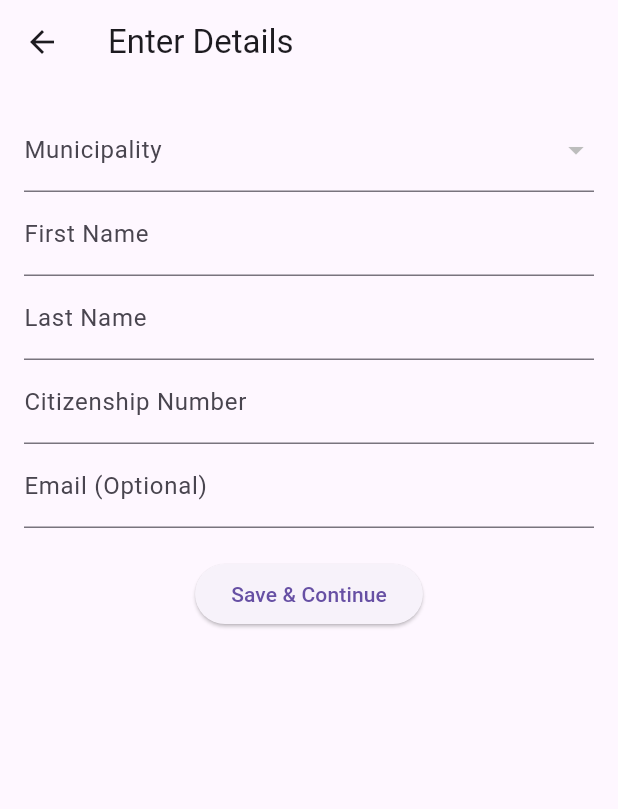
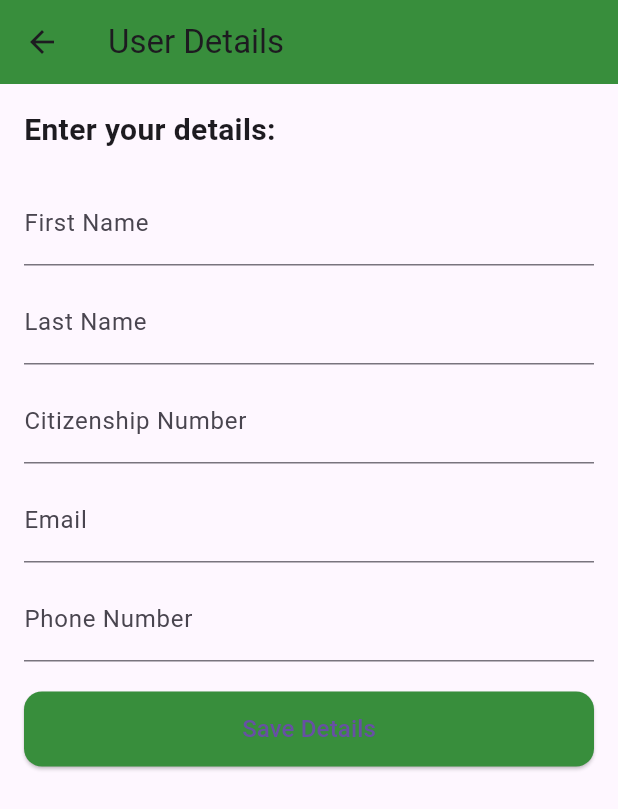
Before and after one commit to CuriousCoder25/_CityLink_legacy, a Flutter app: the UserDetailsScreen screen opened directly with empty values, on a phone screen of 412 x 824 dp. Shown: the top 809 px of the screen. Run offline on Flutter 3.47's test engine with Material 3 defaults, Android fonts, the phone set to English and light mode, and no system bars; our stand-ins replace audioplayers, cloud_firestore, firebase_auth, firebase_core, fluttertoast, geolocator and 6 more; missing offline and left inert: cloudinary, flutter_sound; accounts and stored records are empty.

Commit message:
update user_detial

```diff
--- a/CityLink-main/lib/user_detail.dart
+++ b/CityLink-main/lib/user_detail.dart
@@ -1,146 +1,157 @@
+import 'package:firebase_auth/firebase_auth.dart';
 import 'package:flutter/material.dart';
 import 'package:cloud_firestore/cloud_firestore.dart';
 
 class UserDetailsScreen extends StatefulWidget {
-  const UserDetailsScreen({super.key});
+  final String municipalityId;
+
+  const UserDetailsScreen({super.key, required this.municipalityId});
 
   @override
   _UserDetailsScreenState createState() => _UserDetailsScreenState();
 }
 
 class _UserDetailsScreenState extends State<UserDetailsScreen> {
-  String? _detectedMunicipality;
-  List<String> _municipalityList = [];
-  String? _selectedMunicipality;
   final _formKey = GlobalKey<FormState>();
-  String? _userId; // Hold the userId from arguments
-  String? _firstName, _lastName, _citizenshipNumber, _email, _phoneNumber;
-  bool _isCheckingCitizenship = false;
+  String? _firstName, _lastName, _email, _citizenshipNumber;
+  bool _isSaving = false;
+  TextEditingController _phoneNumberController = TextEditingController();
 
   @override
   void didChangeDependencies() {
     super.didChangeDependencies();
-    // Extract arguments passed from OTP screen
-    final arguments = ModalRoute.of(context)!.settings.arguments as Map<String, dynamic>;
-    _userId = arguments['userId']; // Retrieve userId
-    _phoneNumber = arguments['phoneNumber']; // Retrieve phoneNumber
 
-    // Provide a fallback in case 'detectedMunicipality' is null
-    _detectedMunicipality = arguments['detectedMunicipality'] ?? 'Unknown Municipality'; // Default value
-    _fetchMunicipalities();
+    final arguments =
+    ModalRoute.of(context)!.settings.arguments as Map<String, dynamic>;
+    final String? phoneNumber = arguments['phoneNumber'];
+
+    if (phoneNumber != null) {
+      _phoneNumberController.text = phoneNumber;
+    }
   }
 
-
-  Future<void> _fetchMunicipalities() async {
-    final snapshot = await FirebaseFirestore.instance.collection('Municipalities').get();
-    setState(() {
-      _municipalityList = snapshot.docs.map((doc) => doc.data()['name'] as String).toList();
-
-      // Ensure that the detected municipality exists in the list, or fallback to the first item
-      if (_detectedMunicipality != null && _municipalityList.contains(_detectedMunicipality)) {
-        _selectedMunicipality = _detectedMunicipality;
-      } else {
-        _selectedMunicipality = _municipalityList.isNotEmpty ? _municipalityList.first : null;
+  Future<void> _saveUserDetails() async {
+    if (!_formKey.currentState!.validate()) {
+      return; // Stop if the form is invalid
     }
-    });
-  }
-
-  Future<bool> _isCitizenshipNumberUnique(String citizenshipNumber) async {
-    final querySnapshot = await FirebaseFirestore.instance
-        .collection('Users')
-        .where('citizenship_number', isEqualTo: citizenshipNumber)
-        .get();
-
-    return querySnapshot.docs.isEmpty;
-  }
-Future<void> _saveDetails() async {
-  if (_formKey.currentState!.validate()) {
     _formKey.currentState!.save();
 
-    setState(() {
-      _isCheckingCitizenship = true;
-    });
+    setState(() => _isSaving = true);
 
-    // Check for unique citizenship number
-    bool isUnique = await _isCitizenshipNumberUnique(_citizenshipNumber!);
+    try {
+      // Assuming you have the user's UID
+      final String userId = FirebaseAuth.instance.currentUser!.uid;
 
-    setState(() {
-      _isCheckingCitizenship = false;
-    });
+      final userDetails = {
+        'first_name': _firstName,
+        'last_name': _lastName,
+        'email': _email,
+        'phone_number': _phoneNumberController.text, // Use the phone number controller
+        'citizenship_number': _citizenshipNumber,
+        'created_at': Timestamp.now(),
+      };
 
-    if (!isUnique) {
-      // Show error if the citizenship number already exists
+      // Save user details in the "Users" subcollection under the municipality ID
+      await FirebaseFirestore.instance
+          .collection('Municipalities')
+          .doc(widget.municipalityId) // Use the passed municipality ID
+          .collection('Users')
+          .doc(userId) // Use UID as the document ID
+          .set(userDetails); // Use `set` instead of `add`
+
       ScaffoldMessenger.of(context).showSnackBar(
-        const SnackBar(content: Text('Citizenship number is already in use.')),
+        const SnackBar(content: Text('User details saved successfully!')),
       );
-      return;
-    }
 
-    // Save the user details if the citizenship number is unique
-    await FirebaseFirestore.instance.collection('Users').doc(_userId).set({
-      'name': _firstName,
-      'surname': _lastName,
-      'citizenship_number': _citizenshipNumber,
-      'email': _email,
-      'phone_number': _phoneNumber, // Save the phone number
-      'municipality_id': '1234567', // Fixed municipality ID
-    });
-
-    Navigator.pushReplacementNamed(context, '/dashboard');
+      Navigator.pushReplacementNamed(context, '/dashboard'); // Navigate to the dashboard
+    } catch (e) {
+      ScaffoldMessenger.of(context).showSnackBar(
+        SnackBar(content: Text('Error saving user details: $e')),
+      );
+    } finally {
+      setState(() => _isSaving = false);
     }
   }
 
   @override
   Widget build(BuildContext context) {
     return Scaffold(
-      appBar: AppBar(title: const Text('Enter Details')),
+      appBar: AppBar(
+        title: const Text('User Details'),
+        backgroundColor: Colors.green.shade700,
+      ),
       body: Padding(
         padding: const EdgeInsets.all(16.0),
+        child: SingleChildScrollView(
           child: Form(
             key: _formKey,
             child: Column(
+              crossAxisAlignment: CrossAxisAlignment.start,
               children: [
-              // First Dropdown for Municipality
-              DropdownButtonFormField<String>(
-                value: _selectedMunicipality,
-                items: _municipalityList.map((municipality) {
-                  return DropdownMenuItem(value: municipality, child: Text(municipality));
-                }).toList(),
-                onChanged: (value) {
-                  setState(() {
-                    _selectedMunicipality = value;
-                  });
-                },
-                decoration: const InputDecoration(labelText: 'Municipality'),
+                const Text(
+                  'Enter your details:',
+                  style: TextStyle(fontSize: 20, fontWeight: FontWeight.bold),
                 ),
-
+                const SizedBox(height: 20),
                 TextFormField(
                   decoration: const InputDecoration(labelText: 'First Name'),
                   onSaved: (value) => _firstName = value,
-                validator: (value) => value!.isEmpty ? 'First name is required' : null,
+                  validator: (value) =>
+                  value!.isEmpty ? 'First name is required' : null,
                 ),
+                const SizedBox(height: 10),
                 TextFormField(
                   decoration: const InputDecoration(labelText: 'Last Name'),
                   onSaved: (value) => _lastName = value,
-                validator: (value) => value!.isEmpty ? 'Last name is required' : null,
+                  validator: (value) =>
+                  value!.isEmpty ? 'Last name is required' : null,
                 ),
+                const SizedBox(height: 10),
                 TextFormField(
                   decoration: const InputDecoration(labelText: 'Citizenship Number'),
                   onSaved: (value) => _citizenshipNumber = value,
-                validator: (value) => value!.isEmpty ? 'Citizenship number is required' : null,
+                  validator: (value) => value!.isEmpty
+                      ? 'Citizenship number is required'
+                      : null,
                 ),
+                const SizedBox(height: 10),
                 TextFormField(
-                decoration: const InputDecoration(labelText: 'Email (Optional)'),
+                  decoration: const InputDecoration(labelText: 'Email'),
                   onSaved: (value) => _email = value,
+                  validator: (value) {
+                    if (value!.isNotEmpty &&
+                        !RegExp(r'^[^@]+@[^@]+\.[^@]+').hasMatch(value)) {
+                      return 'Enter a valid email';
+                    }
+                    return null;
+                  },
+                ),
+                const SizedBox(height: 10),
+                TextFormField(
+                  controller: _phoneNumberController,
+                  decoration: const InputDecoration(labelText: 'Phone Number'),
+                  validator: (value) =>
+                  value!.isEmpty ? 'Phone number is required' : null,
                 ),
                 const SizedBox(height: 20),
-              _isCheckingCitizenship
-                  ? const CircularProgressIndicator()
+                _isSaving
+                    ? const Center(child: CircularProgressIndicator())
                     : ElevatedButton(
-                onPressed: _saveDetails,
-                child: const Text('Save & Continue'),
+                  onPressed: _saveUserDetails,
+                  style: ElevatedButton.styleFrom(
+                    minimumSize: const Size(double.infinity, 50),
+                    backgroundColor: Colors.green.shade700,
+                    shape: RoundedRectangleBorder(
+                      borderRadius: BorderRadius.circular(12),
+                    ),
+                  ),
+                  child: const Text(
+                    'Save Details',
+                    style: TextStyle(fontSize: 16),
+                  ),
                 ),
               ],
+            ),
           ),
         ),
       ),
```
Lines whose indentation alone changed are shown as unchanged.
